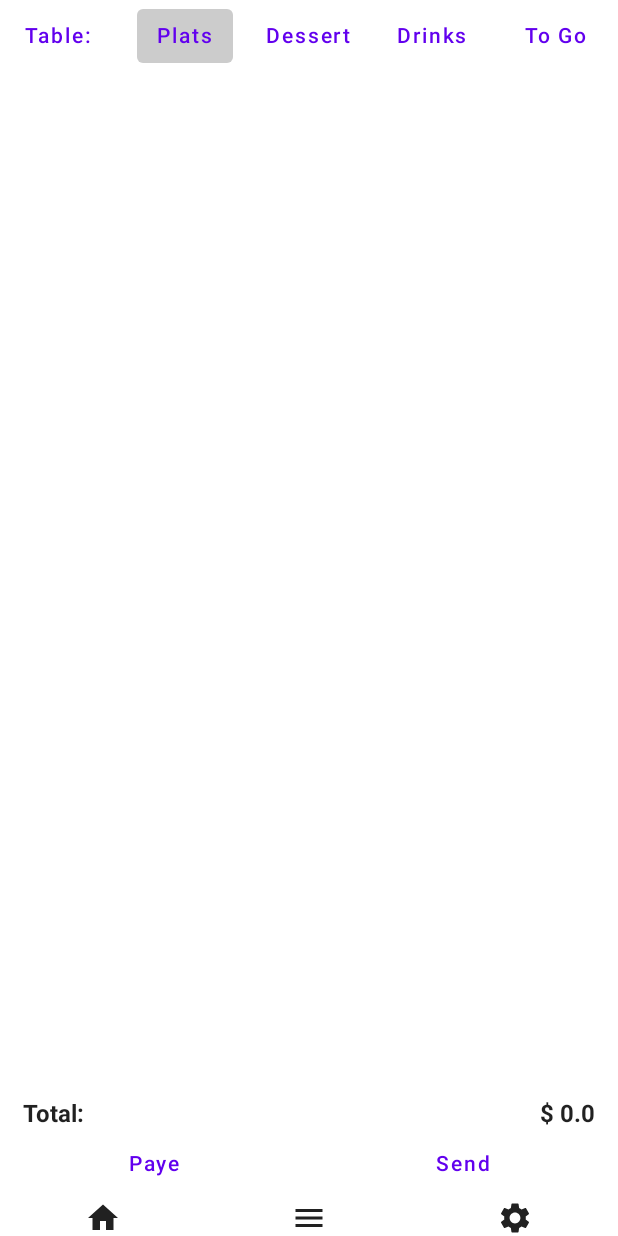
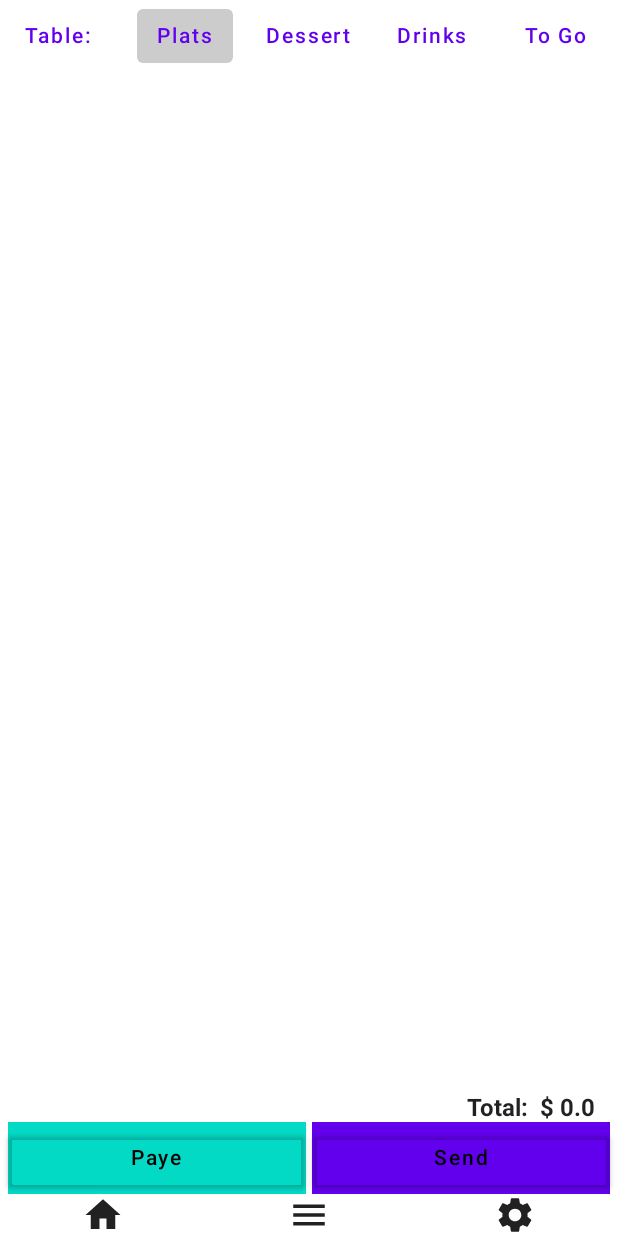
Before and after one commit to nandomando/kotlin, an Android app built with Jetpack Compose: the ItemDetailsScreen screen opened through its navigation route, after a tap on "home", on a phone screen of 412 x 824 dp. Run offline under Robolectric (Android 15) with nearby library versions, the phone set to English and light mode, and no system bars; our stand-ins replace Dagger/Hilt's generated code, Firebase (no records; nobody signed in at launch, a user with empty details on screens opened directly), Room's generated code; libraries missing offline, so code that uses them is left out: com.google.rpc.context, com.squareup.okhttp, io.grpc.internal.

```diff
--- a/app/src/main/java/com/example/mytestapp/components/Components.kt
+++ b/app/src/main/java/com/example/mytestapp/components/Components.kt
@@ -149,19 +149,22 @@ fun PasswordVisibility(passwordVisibility: MutableState<Boolean>) {
 
 }
 
-///////////////////////////////////////////////my test of bottom nav bar
-
+/////////////////////////////////////////////// Bottom Nav Bar///////////////////////////////////////////
+@Preview
 @Composable
 fun BottomNavBar(navController: NavController = NavController(context = LocalContext.current)) {
-    Row(modifier = Modifier. fillMaxWidth(),) {
+    Row(modifier = Modifier. fillMaxWidth()
+        .padding(bottom = 0.dp)
+        .height(28.dp),) {
         Column(modifier = Modifier.weight(1f),
+            //.padding(bottom = 0.dp),
             horizontalAlignment = Alignment.CenterHorizontally) {
             Icon(
                 imageVector = Icons.Filled.Home,
                 contentDescription = "home",
                 modifier = Modifier.clickable {
                     navController.navigate(RestoScreens.RestoHomeScreen.name)
-                }
+                } .size(28.dp)
             )
         }
         Column(modifier = Modifier.weight(1f),
@@ -171,7 +174,7 @@ fun BottomNavBar(navController: NavController = NavController(context = LocalCon
                 contentDescription = "Tables",
                 modifier = Modifier.clickable {
                     navController.navigate(RestoScreens.TablesScreen.name)
-                }
+                } .size(28.dp)
             )
         }
         Column(modifier = Modifier.weight(1f),
@@ -181,7 +184,7 @@ fun BottomNavBar(navController: NavController = NavController(context = LocalCon
                 contentDescription = "Settings",
                 modifier = Modifier.clickable {
                     navController.navigate(RestoScreens.RestoSettingsScreen.name)
-                }
+                } .size(28.dp)
             )
         }
 
@@ -272,7 +275,7 @@ fun ListDrinksCard(drink: MItemDrinks,
 
 @OptIn(ExperimentalMaterialApi::class)
 @Composable
-fun ItemsDisplayToCart (tableItems:  MTable, tableViewModel: TableViewModel ) {
+fun ItemsDisplayToCart (tableItems:  MTable, tableViewModel: TableViewModel) {
 
     val scrollState = rememberScrollState()
 
@@ -284,6 +287,8 @@ fun ItemsDisplayToCart (tableItems:  MTable, tableViewModel: TableViewModel ) {
     val inputDialogState = remember { mutableStateOf(false) }
     val inputDialogStateDessert = remember { mutableStateOf(false) }
     val inputDialogStateDrinks = remember { mutableStateOf(false) }
+
+
 
 
 
@@ -367,7 +372,11 @@ fun ItemsDisplayToCart (tableItems:  MTable, tableViewModel: TableViewModel ) {
         .verticalScroll(scrollState)) {
         Column(modifier = Modifier.fillMaxSize()) {
             tableItems.plats?.distinct()?.forEach { item ->
+
+                val columnColor = if (item.send) Color.Blue else Color.White
+
                 Column(modifier = Modifier
+                    .background(color = columnColor)
                     .fillMaxWidth()
                     .clickable {
                         currentItem = item
@@ -393,7 +402,11 @@ fun ItemsDisplayToCart (tableItems:  MTable, tableViewModel: TableViewModel ) {
         ////////////////dessert///
         Column(modifier = Modifier.fillMaxSize()) {
             tableItems.desserts?.distinct()?.forEach { item ->
+
+                val columnColor = if (item.send) Color.Blue else Color.White
+
                 Column(modifier = Modifier
+                    .background(color = columnColor)
                     .fillMaxWidth()
                     .clickable {
                         currentDessert = item
@@ -419,8 +432,14 @@ fun ItemsDisplayToCart (tableItems:  MTable, tableViewModel: TableViewModel ) {
 
         ////////////////drinks///
         Column(modifier = Modifier.fillMaxSize()) {
-            tableItems.drinks?.distinct()?.forEach { item ->
+            tableItems.drinks.distinct()
+                .forEach { item ->
+
+                val columnColor = if (item.send) Color.Blue else Color.White
+
+
                     Column(modifier = Modifier
+                        .background(color = columnColor)
                         .fillMaxWidth()
                         .clickable {
                             currentDrink = item
@@ -443,7 +462,42 @@ fun ItemsDisplayToCart (tableItems:  MTable, tableViewModel: TableViewModel ) {
                 }
             }
         }
-
+        //////////////////////////test/////////////////////not send drinks
+//        Column(modifier = Modifier.fillMaxSize()) {
+//            tableItems.drinks
+//                .forEach { item ->
+//
+//                    Log.d("list", "ItemsDisplayToCart: $item")
+//                    val columnColor = if (item.send) Color.Blue else Color.White
+//
+//                    if (!item.send){
+//                        Column(modifier = Modifier
+//                            .background(color = columnColor)
+//                            .fillMaxWidth()
+//                            .clickable {
+//                                currentDrink = item
+//                                inputDialogStateDrinks.value = true
+//                            }
+//                        ) {
+//                            Row(
+//                                modifier = Modifier
+//                                    .fillMaxWidth()
+//                                    .padding(start = 15.dp, end = 15.dp)
+//                            ) {
+//                                Column(modifier = Modifier.weight(1f)) {
+//                                    Text(text = item.name + " x" + Collections.frequency(tableItems.drinks, item))
+//                                }
+//                                Column(modifier = Modifier.weight(1f), horizontalAlignment = Alignment.End) {
+//                                    Text(text = "$ ${item.price?.toFloat()
+//                                        ?.times(Collections.frequency(tableItems.drinks, item))}")
+//                                }
+//                            }
+//                        }
+//                    }
+//                    }
+//
+//        }
+////////////////////////
     }
 }
 
--- a/app/src/main/java/com/example/mytestapp/model/MItemDrinks.kt
+++ b/app/src/main/java/com/example/mytestapp/model/MItemDrinks.kt
@@ -22,4 +22,5 @@ data class MItemDrinks(
 
     @ColumnInfo(name = "item_drinks_boolean")
     var send: Boolean = false
+
 ){}
--- a/app/src/main/java/com/example/mytestapp/screens/home/RestoHomeScreen.kt
+++ b/app/src/main/java/com/example/mytestapp/screens/home/RestoHomeScreen.kt
@@ -2,13 +2,11 @@ package com.example.mytestapp.screens.home
 
 import android.content.ClipData
 import android.util.Log
-import androidx.compose.foundation.ExperimentalFoundationApi
+import androidx.compose.foundation.*
 import androidx.compose.foundation.layout.*
 import androidx.compose.foundation.lazy.GridCells
 import androidx.compose.foundation.lazy.LazyColumn
 import androidx.compose.foundation.lazy.LazyVerticalGrid
-import androidx.compose.foundation.rememberScrollState
-import androidx.compose.foundation.verticalScroll
 import androidx.compose.material.*
 import androidx.compose.material.icons.Icons
 import androidx.compose.material.icons.filled.KeyboardArrowDown
@@ -25,6 +23,7 @@ import androidx.compose.ui.text.style.TextOverflow
 import androidx.compose.ui.unit.dp
 import androidx.compose.ui.unit.toSize
 import androidx.navigation.NavController
+import androidx.room.ColumnInfo
 import coil.compose.ImagePainter
 import com.example.mytestapp.components.*
 import com.example.mytestapp.data.TableDataBaseDao
@@ -38,6 +37,7 @@ import com.example.mytestapp.viewModels.ItemViewModel
 import com.example.mytestapp.viewModels.TableViewModel
 import com.google.rpc.context.AttributeContext
 import io.grpc.internal.SharedResourceHolder
+import java.util.*
 import kotlin.math.roundToInt
 
 
@@ -64,6 +64,11 @@ fun Home(navController: NavController,
     val checkedPlats = remember { mutableStateOf(true)}
     val checkedDessert = remember { mutableStateOf(false)}
     val checkedDrinks = remember { mutableStateOf(false)}
+
+    val sended = remember { mutableStateOf(true)}
+
+
+
 
 
     Column(modifier = Modifier.fillMaxSize()) {
@@ -213,11 +218,11 @@ fun Home(navController: NavController,
         Row(modifier = Modifier
             .fillMaxWidth()
             .padding(start = 15.dp, end = 15.dp)) {
-            Column(modifier = Modifier.weight(1f)) {
-                Text(text = "Total:", fontWeight = FontWeight.Bold)
-            }
+//            Column(modifier = Modifier.weight(1f)) {
+//                Text(text = "Total:", fontWeight = FontWeight.Bold)
+//            }
             Column(modifier = Modifier.weight(1f), horizontalAlignment = Alignment.End) {
-                var tPrice = 0.0
+                var tPrice = 0.00
                 selectedTable.plats.forEach { item ->
                     tPrice += item.price?.toFloat()!!
                 }
@@ -227,17 +232,62 @@ fun Home(navController: NavController,
                 selectedTable.drinks.forEach { item ->
                     tPrice += item.price?.toFloat()!!
                 }
-                Text(text = "$ ${tPrice.toFloat()}", fontWeight = FontWeight.Bold )
+                Text(text = "Total:  $ ${tPrice.toFloat()}", fontWeight = FontWeight.Bold )
             }
         }
 /////////////////buttones///////////////////////
 
-        Row() {
-            TextButton(onClick = { /*TODO*/ }, modifier = Modifier.weight(1f)) {
-                Text(text = "Paye")
+        Row(modifier = Modifier.padding(start = 5.dp, end = 5.dp)) {
+            TextButton(onClick = {
+
+                selectedTable.plats.removeAll(selectedTable.plats)
+                selectedTable.desserts.removeAll(selectedTable.desserts)
+                selectedTable.drinks.removeAll(selectedTable.drinks)
+                tableViewModel.updateTable(selectedTable)
+            }, modifier = Modifier
+                .weight(1f)
+                .background(color = MaterialTheme.colors.secondary),
+                elevation = ButtonDefaults.elevation(),
+                //border = BorderStroke(2.dp, color = MaterialTheme.colors.primary),
+            ) {
+                Text(text = "Paye", color = Color.Black)
             }
-            TextButton(onClick = { /*TODO*/ }, modifier = Modifier.weight(1f)) {
-                Text(text = "Send")
+
+
+            Spacer(modifier = Modifier.padding(2.dp))
+
+            TextButton(onClick = {
+
+                val sendedPlatsList = mutableStateListOf<MItem>()
+                selectedTable.plats.forEach { item ->
+                    sendedPlatsList.add(item.copy(send = true))
+                }
+
+                val sendedDessertList = mutableStateListOf<MItemDessert>()
+                selectedTable.desserts.forEach { item ->
+                    sendedDessertList.add(item.copy(send = true))
+                }
+
+
+                val sendedDrinksList = mutableStateListOf<MItemDrinks>()
+               selectedTable.drinks.forEach { item ->
+                   sendedDrinksList.add(item.copy(send = true))
+                }
+                selectedTable.plats = sendedPlatsList
+                selectedTable.desserts = sendedDessertList
+                selectedTable.drinks = sendedDrinksList
+
+                tableViewModel.updateTable(selectedTable)
+
+            }, modifier = Modifier
+                .weight(1f)
+                .background(color = MaterialTheme.colors.primary),
+                elevation = ButtonDefaults.elevation(),
+               // border = BorderStroke(2.dp, color = MaterialTheme.colors.secondary),
+            ) {
+                Text(text = "Send",
+                    color = Color.Black
+                )
             }
         }
 
```
Lines whose indentation alone changed are shown as unchanged.
